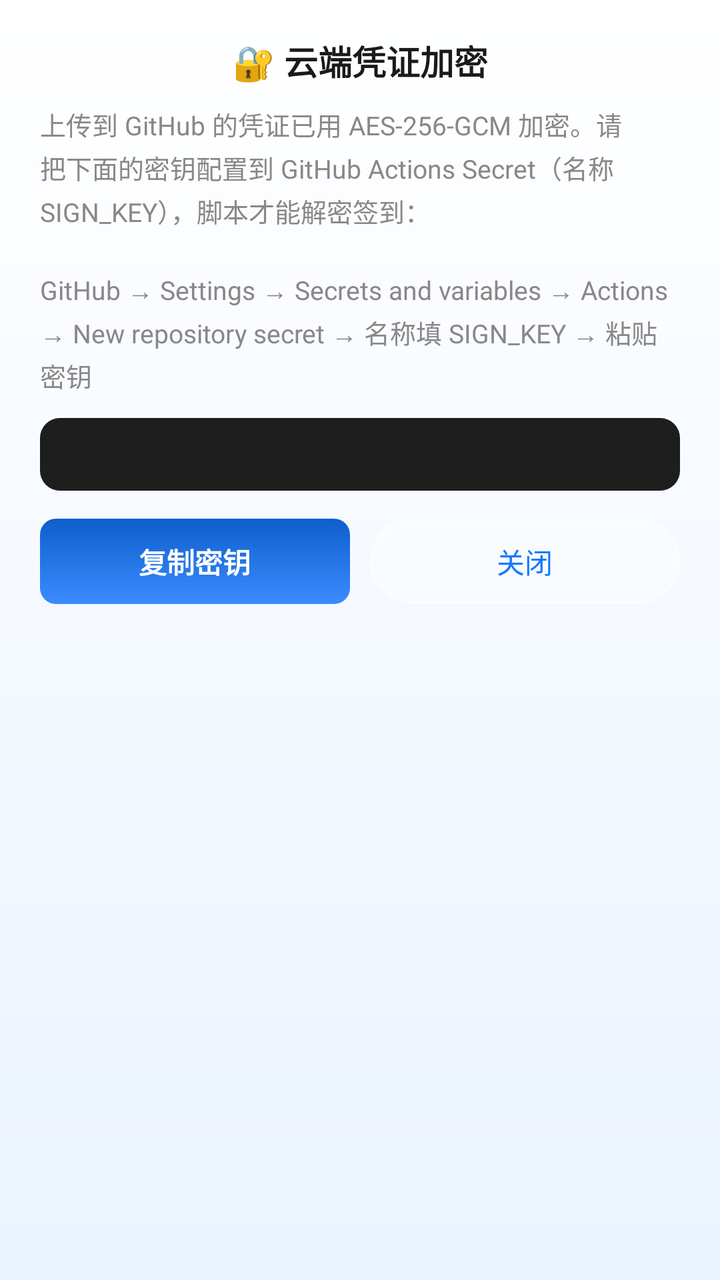
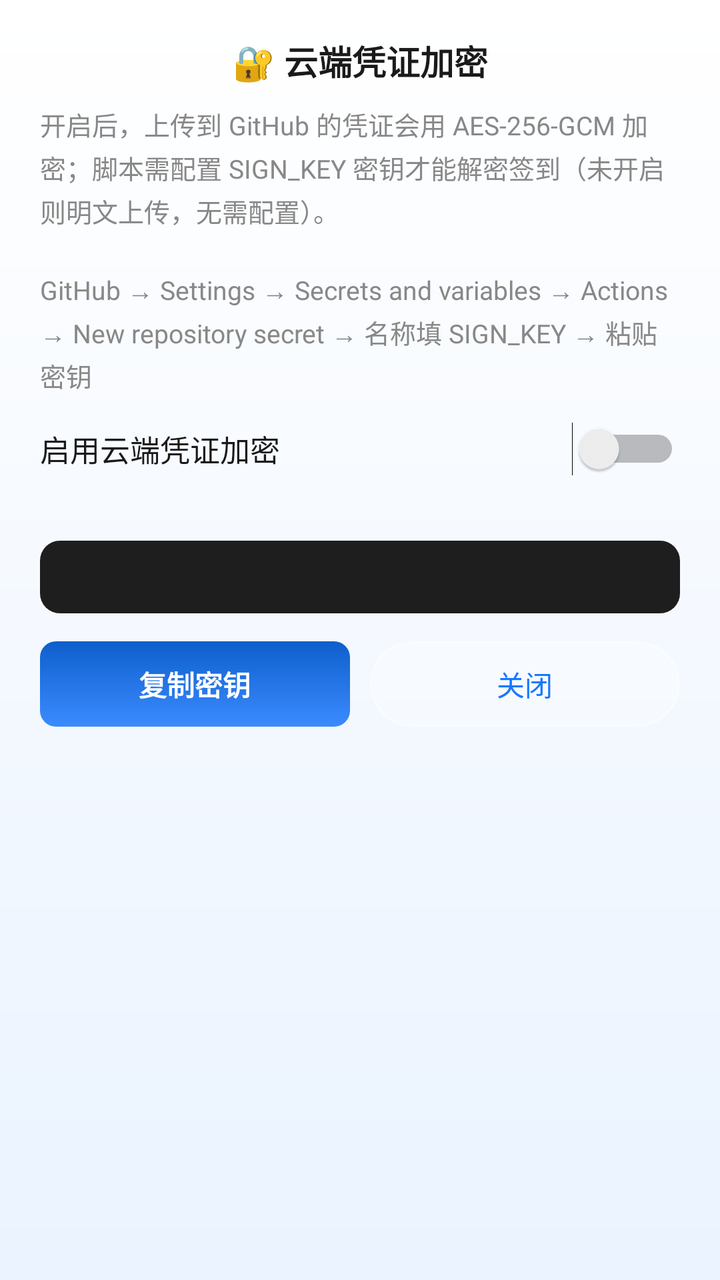

Compare the two renders of this Android layout. The source of the first and the diff that turns it into the second are given below.
<!-- AndroidManifest.xml: application theme Theme.SignApp -->
<!-- res/layout/dialog_crypto.xml -->
<?xml version="1.0" encoding="utf-8"?>
<LinearLayout xmlns:android="http://schemas.android.com/apk/res/android"
    android:layout_width="match_parent"
    android:layout_height="wrap_content"
    android:orientation="vertical"
    android:background="@drawable/bg_dialog_light"
    android:paddingTop="18dp"
    android:paddingLeft="20dp"
    android:paddingRight="20dp"
    android:paddingBottom="16dp">

    <TextView
        android:layout_width="match_parent"
        android:layout_height="wrap_content"
        android:gravity="center"
        android:text="🔐 云端凭证加密"
        android:textColor="@color/text_primary"
        android:textSize="17sp"
        android:textStyle="bold" />

    <TextView
        android:layout_width="match_parent"
        android:layout_height="wrap_content"
        android:layout_marginTop="10dp"
        android:text="上传到 GitHub 的凭证已用 AES-256-GCM 加密。请把下面的密钥配置到 GitHub Actions Secret（名称 SIGN_KEY），脚本才能解密签到：\n\nGitHub → Settings → Secrets and variables → Actions → New repository secret → 名称填 SIGN_KEY → 粘贴密钥"
        android:textColor="@color/gray"
        android:textSize="13sp"
        android:lineSpacingExtra="3dp" />

    <TextView
        android:id="@+id/tvCryptoKey"
        android:layout_width="match_parent"
        android:layout_height="wrap_content"
        android:layout_marginTop="12dp"
        android:background="@drawable/bg_terminal_window"
        android:padding="10dp"
        android:text=""
        android:textColor="@color/terminal_green"
        android:textSize="12sp"
        android:fontFamily="monospace"
        android:lineSpacingExtra="2dp" />

    <LinearLayout
        android:layout_width="match_parent"
        android:layout_height="wrap_content"
        android:layout_marginTop="14dp"
        android:orientation="horizontal">

        <TextView
            android:id="@+id/btnCopyKey"
            android:layout_width="0dp"
            android:layout_height="wrap_content"
            android:layout_weight="1"
            android:background="@drawable/bg_btn_gradient"
            android:gravity="center"
            android:padding="11dp"
            android:text="复制密钥"
            android:textColor="@color/white"
            android:textSize="14sp"
            android:textStyle="bold" />

        <TextView
            android:id="@+id/btnCryptoClose"
            android:layout_width="0dp"
            android:layout_height="wrap_content"
            android:layout_weight="1"
            android:layout_marginStart="10dp"
            android:background="@drawable/bg_badge"
            android:gravity="center"
            android:padding="11dp"
            android:text="关闭"
            android:textColor="@color/primary"
            android:textSize="14sp" />
    </LinearLayout>
</LinearLayout>
<!-- resources referenced by this layout -->
<resources>
  <color name="gray">#888888</color>
  <color name="primary">#1677FF</color>
  <color name="terminal_green">#4EC9B0</color>
  <color name="text_primary">#1A1A1A</color>
  <color name="white">#FFFFFF</color>
  <!-- drawable bg_badge (drawable) -->
  <?xml version="1.0" encoding="utf-8"?>
  <shape xmlns:android="http://schemas.android.com/apk/res/android">
      <solid android:color="#40FFFFFF" />
      <corners android:radius="999dp" />
      <stroke android:width="1dp" android:color="#66FFFFFF" />
  </shape>
  <!-- drawable bg_btn_gradient (drawable) -->
  <?xml version="1.0" encoding="utf-8"?>
  <shape xmlns:android="http://schemas.android.com/apk/res/android"
      android:shape="rectangle">
      <gradient
          android:angle="90"
          android:startColor="#3B8BFF"
          android:endColor="#0E5FCC" />
      <corners android:radius="8dp" />
  </shape>
  <!-- drawable bg_dialog_light (drawable) -->
  <?xml version="1.0" encoding="utf-8"?>
  <shape xmlns:android="http://schemas.android.com/apk/res/android"
      android:shape="rectangle">
      <gradient
          android:angle="270"
          android:startColor="@color/surface_start"
          android:endColor="@color/surface_end" />
  </shape>
  <!-- drawable bg_terminal_window (drawable) -->
  <?xml version="1.0" encoding="utf-8"?>
  <shape xmlns:android="http://schemas.android.com/apk/res/android"
      android:shape="rectangle">
      <solid android:color="#1E1E1E" />
      <corners android:radius="10dp" />
  </shape>
  <style name="Theme.SignApp" parent="Theme.MaterialComponents.DayNight.NoActionBar">
          <item name="colorPrimary">@color/primary</item>
          <item name="colorPrimaryVariant">@color/primary_dark</item>
          <item name="colorOnPrimary">@color/white</item>
          <item name="android:statusBarColor">@color/gradient_start</item>
          <item name="android:windowBackground">@color/white</item>
      </style>
  <color name="surface_start">#FFFFFF</color>
  <color name="surface_end">#EAF3FF</color>
  <color name="primary_dark">#0E5FCC</color>
  <color name="gradient_start">#3B8BFF</color>
</resources>

<!-- the commit's change to res/layout/dialog_crypto.xml (unified diff, before → after) -->
@@ -22,10 +22,29 @@
         android:layout_width="match_parent"
         android:layout_height="wrap_content"
         android:layout_marginTop="10dp"
-        android:text="上传到 GitHub 的凭证已用 AES-256-GCM 加密。请把下面的密钥配置到 GitHub Actions Secret（名称 SIGN_KEY），脚本才能解密签到：\n\nGitHub → Settings → Secrets and variables → Actions → New repository secret → 名称填 SIGN_KEY → 粘贴密钥"
+        android:text="开启后，上传到 GitHub 的凭证会用 AES-256-GCM 加密；脚本需配置 SIGN_KEY 密钥才能解密签到（未开启则明文上传，无需配置）。\n\nGitHub → Settings → Secrets and variables → Actions → New repository secret → 名称填 SIGN_KEY → 粘贴密钥"
         android:textColor="@color/gray"
         android:textSize="13sp"
         android:lineSpacingExtra="3dp" />
+
+    <Switch
+        android:id="@+id/switchCrypto"
+        android:layout_width="match_parent"
+        android:layout_height="wrap_content"
+        android:layout_marginTop="14dp"
+        android:text="启用云端凭证加密"
+        android:textColor="@color/text_primary"
+        android:textSize="15sp" />
+
+    <TextView
+        android:id="@+id/tvCryptoHint"
+        android:layout_width="match_parent"
+        android:layout_height="wrap_content"
+        android:layout_marginTop="4dp"
+        android:text=""
+        android:textColor="@color/gray"
+        android:textSize="12sp"
+        android:lineSpacingExtra="2dp" />
 
     <TextView
         android:id="@+id/tvCryptoKey"
